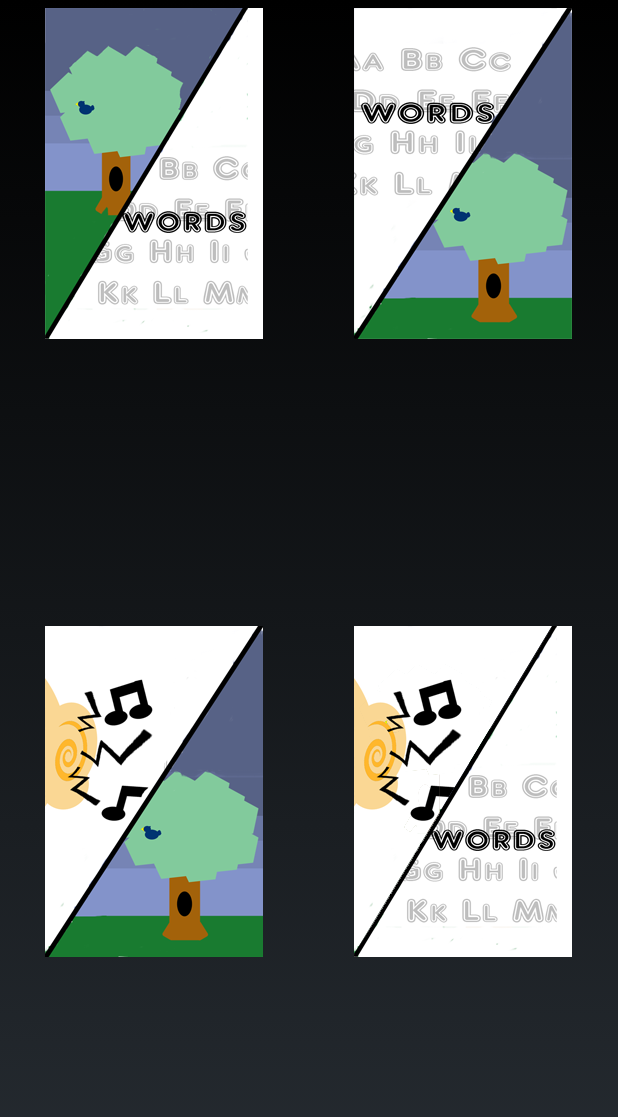
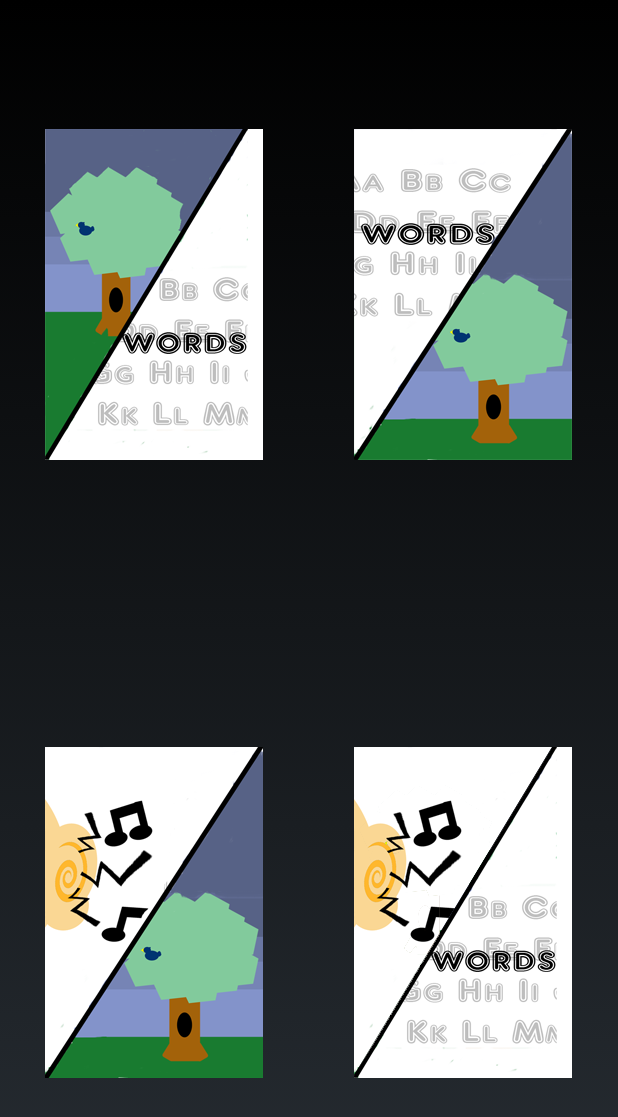
Before and after one commit to johnbarry343/ReadingComprehensionApp, an Android app: the screen it shows after launch (MainActivity), on a phone screen of 412 x 824 dp. Shown: the top 1117 px of the screen. Run offline under Robolectric (Android 15) with nearby library versions, the phone set to English and light mode, and no system bars.

Commit message:
Made the tim_activity_main layout (hopefully) look better

```diff
--- a/app/src/main/res/layout/tim_activity_main.xml
+++ b/app/src/main/res/layout/tim_activity_main.xml
@@ -1,56 +1,54 @@
 <?xml version="1.0" encoding="utf-8"?>
-<RelativeLayout xmlns:android="http://schemas.android.com/apk/res/android"
-    android:layout_width="fill_parent"
-    android:layout_height="fill_parent">
-
-    <TableLayout
-        android:id="@+id/TableLayout01"
+<LinearLayout xmlns:android="http://schemas.android.com/apk/res/android"
               android:layout_width="fill_parent"
               android:layout_height="fill_parent"
-        android:layout_centerInParent="true"
-        android:stretchColumns="*">
+              android:orientation="vertical"
+              android:gravity="center_vertical">
 
-        <TableRow
-            android:id="@+id/TableRow01"
+    <LinearLayout
+        android:orientation="horizontal"
         android:layout_width="fill_parent"
-            android:layout_height="0px"
-            android:layout_weight="1">
+        android:layout_height="wrap_content"
+        android:layout_weight="1"
+        android:gravity="center">
 
         <Button
             android:id="@+id/pictureToText"
-                android:layout_width="fill_parent"
-                android:layout_height="fill_parent"
-                android:layout_margin="5dp"
+            android:layout_width="wrap_content"
+            android:layout_height="wrap_content"
             android:layout_weight="1"
+            android:gravity="bottom"
             android:drawableTop="@drawable/test"
             android:textColor="#EDFF99"
             android:src="@drawable/picture_to_words"
             android:textStyle="bold"
-                android:background="@android:color/transparent" />
+            android:background="@android:color/transparent"/>
 
         <Button
             android:id="@+id/textToPictures"
-                android:layout_width="fill_parent"
-                android:layout_height="fill_parent"
-                android:layout_margin="5dp"
+            android:layout_width="wrap_content"
+            android:layout_height="wrap_content"
             android:layout_weight="1"
+            android:gravity="bottom"
             android:drawableTop="@drawable/words_to_picture"
             android:textColor="#EDFF99"
             android:textStyle="bold"
             android:background="@android:color/transparent"/>
-        </TableRow>
+    </LinearLayout>
 
-        <TableRow
+    <LinearLayout
+        android:orientation="horizontal"
         android:layout_width="fill_parent"
-            android:layout_height="0px"
-            android:layout_weight="1">
+        android:layout_height="wrap_content"
+        android:layout_weight="1"
+        android:gravity="center">
 
         <Button
             android:id="@+id/soundToPicture"
-                android:layout_width="fill_parent"
-                android:layout_height="fill_parent"
-                android:layout_margin="5dp"
+            android:layout_width="wrap_content"
+            android:layout_height="wrap_content"
             android:layout_weight="1"
+            android:gravity="top"
             android:drawableTop="@drawable/sound_to_picture"
             android:textColor="#EDFF99"
             android:textStyle="bold"
@@ -58,14 +56,13 @@
 
         <Button
             android:id="@+id/soundToText"
-                android:layout_width="fill_parent"
-                android:layout_height="fill_parent"
-                android:layout_margin="5dp"
+            android:gravity="top"
             android:layout_weight="1"
+            android:layout_width="wrap_content"
+            android:layout_height="wrap_content"
             android:drawableTop="@drawable/sound_to_words"
             android:textColor="#EDFF99"
             android:textStyle="bold"
             android:background="@android:color/transparent"/>
-        </TableRow>
-    </TableLayout>
-</RelativeLayout>
+    </LinearLayout>
+</LinearLayout>
```
Lines whose indentation alone changed are shown as unchanged.
